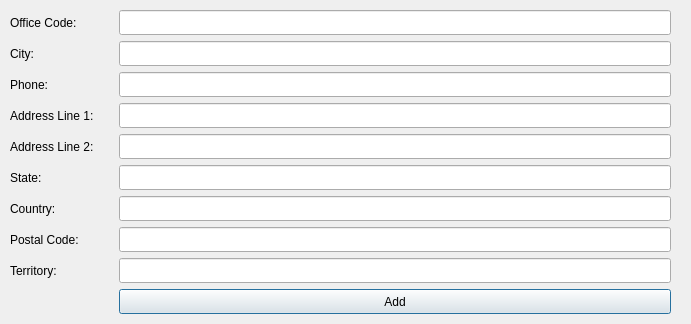
This is qt_app/form_office.ui in mehmetrizaoz/5_product_line_automation as Qt 5 draws it before an edit. The edited form follows.
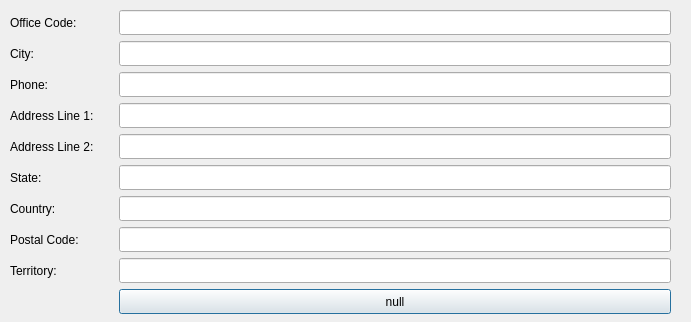
This is the edited form.

Commit message: insert and delete window preparations added

```diff
--- a/qt_app/form_office.ui
+++ b/qt_app/form_office.ui
@@ -7,7 +7,7 @@
     <x>0</x>
     <y>0</y>
     <width>691</width>
-    <height>324</height>
+    <height>322</height>
    </rect>
   </property>
   <property name="windowTitle">
@@ -158,7 +158,7 @@
     </rect>
    </property>
    <property name="text">
-    <string>Add</string>
+    <string>null</string>
    </property>
   </widget>
   <widget class="QLabel" name="label_3">
```
Left out of the diff: 4 changed lines with no effect on the pictures. The commit also changes 4 other files.
